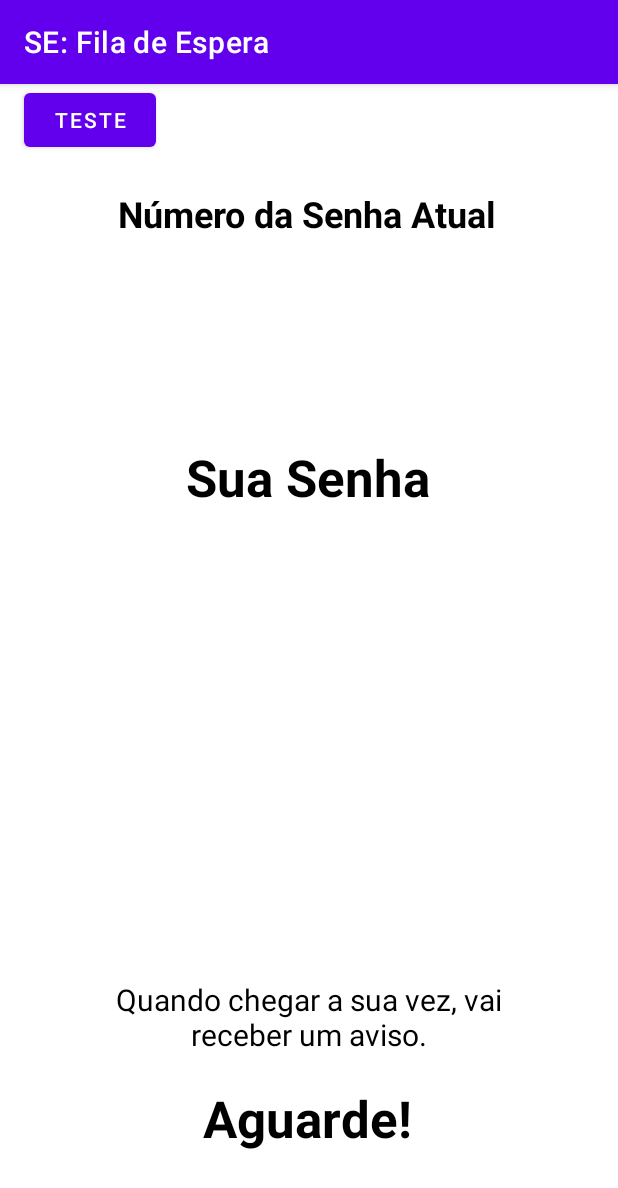
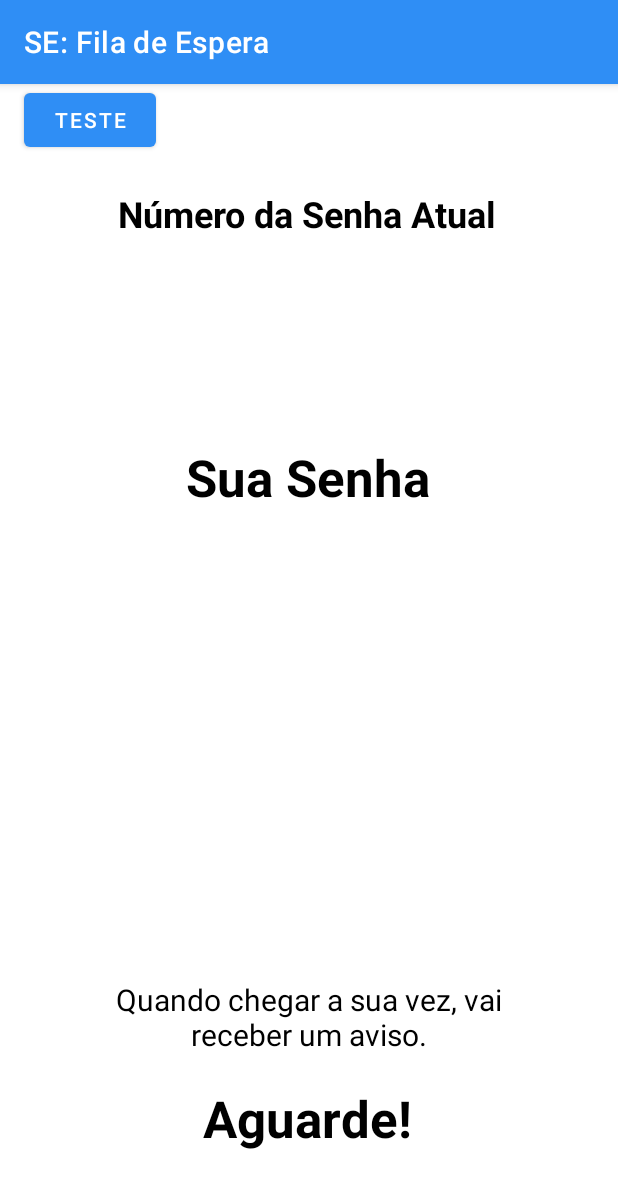
Before and after one commit to arcmarqs/SEmbutidos, an Android app: the ComSenha screen opened directly, with no data from a screen before it, after a tap on "TESTE", on a phone screen of 412 x 824 dp. Shown: the top 1188 px of the screen. Run offline under Robolectric (Android 15) with nearby library versions, the phone set to English and light mode, and no system bars.

Commit message:
app_name and guiches done

```diff
--- a/android/app/src/main/java/com/example/tirarsenha/ComSenha.java
+++ b/android/app/src/main/java/com/example/tirarsenha/ComSenha.java
@@ -9,6 +9,9 @@ import android.widget.Toast;
 import androidx.appcompat.app.AppCompatActivity;
 
 import org.jetbrains.annotations.NotNull;
+import org.json.JSONArray;
+import org.json.JSONException;
+import org.json.JSONObject;
 
 import java.io.IOException;
 
@@ -19,7 +22,7 @@ import okhttp3.Response;
 
 public class ComSenha extends AppCompatActivity {
     private TextView senhaAtual, suaSenha;
-    private String guiche="", pinCode="";
+    private String guiche="0", pinCode="";
 
     @Override
     protected void onCreate(Bundle savedInstanceState) {
@@ -37,11 +40,10 @@ public class ComSenha extends AppCompatActivity {
         suaSenha = findViewById(R.id.txt_sua_senha);
         suaSenha.setText(highestNumber);
 
-        //TODO: APAGAR SOMENTE PARA TESTE
         Button btnSenha = findViewById(R.id.btn_teste);
         btnSenha.setOnClickListener(v -> {
             Request request = new Request.Builder()
-                    .url(MainActivity.api_url + "/")
+                    .url(MainActivity.api_url + "/getState")
                     .get()
                     .build();
 
@@ -55,36 +57,39 @@ public class ComSenha extends AppCompatActivity {
 
                 @Override
                 public void onResponse(@NotNull Call call, @NotNull Response response) throws IOException {
-
-
-                    /*String jsonString=response.body().string();
+                    String jsonString = response.body().string();
                     JSONObject obj = null;
+                    JSONArray arrayGuiche = null;
                     try {
                         obj = new JSONObject(jsonString);
+                        arrayGuiche = obj.getJSONArray("guicheArray");
                     } catch (JSONException e) {
                         e.printStackTrace();
                     }
+
                     try {
-                        guiche= obj.getString("highestNumber");
-                        codigo= obj.getString("highestNumber");
-
+                            JSONObject obj1 = arrayGuiche.getJSONObject(1);
+                            if (obj1.getString("ticketNumber")==highestNumber){
+                                guiche = obj1.getString("guichetId");
+                            }else{
+                                obj1 = arrayGuiche.getJSONObject(2);
+                                if (obj1.getString("ticketNumber")==highestNumber) {
+                                    guiche = obj1.getString("guichetId");
+                                }
+                            }
 
                     } catch (JSONException e) {
                         e.printStackTrace();
-                    }*/
+                    }
+                   openCodigo(guiche, pinCode);
 
-
-
-                    openCodigo(guiche, pinCode);
-                    //currentNumber e highestNumber
                 }
             });
         });
     }
-
-    public void openCodigo(String guiche, String pinCode) {
+    public void openCodigo(String Nguiche, String pinCode) {
         Intent intent = new Intent(this, Codigo.class);
-        intent.putExtra(MainActivity.EXTRA_VALOR1, guiche);
+        intent.putExtra(MainActivity.EXTRA_VALOR1, Nguiche);
         intent.putExtra(MainActivity.EXTRA_VALOR2, pinCode);
         startActivity(intent);
     }
--- a/android/app/src/main/res/values/colors.xml
+++ b/android/app/src/main/res/values/colors.xml
@@ -1,10 +1,10 @@
 <?xml version="1.0" encoding="utf-8"?>
 <resources>
-    <color name="purple_200">#FFBB86FC</color>
-    <color name="purple_500">#FF6200EE</color>
-    <color name="purple_700">#FF3700B3</color>
-    <color name="teal_200">#FF03DAC5</color>
-    <color name="teal_700">#FF018786</color>
+    <color name="purple_200">#5A9DF5</color>
+    <color name="purple_500">#2F8EF5</color>
+    <color name="purple_700">#5A9DF5</color>
+    <color name="teal_200">#CE8EF5</color>
+    <color name="teal_700">#8560A6</color>
     <color name="black">#FF000000</color>
     <color name="white">#FFFFFFFF</color>
 </resources>
```
Also changed, not shown: android/app/src/main/java/com/example/tirarsenha/Codigo.java (+12 -0 lines).
